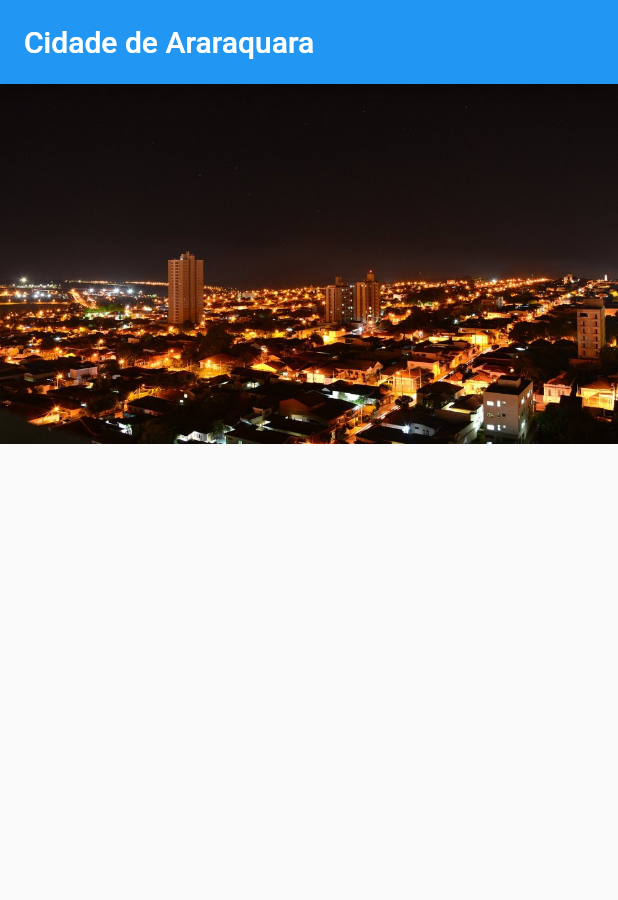
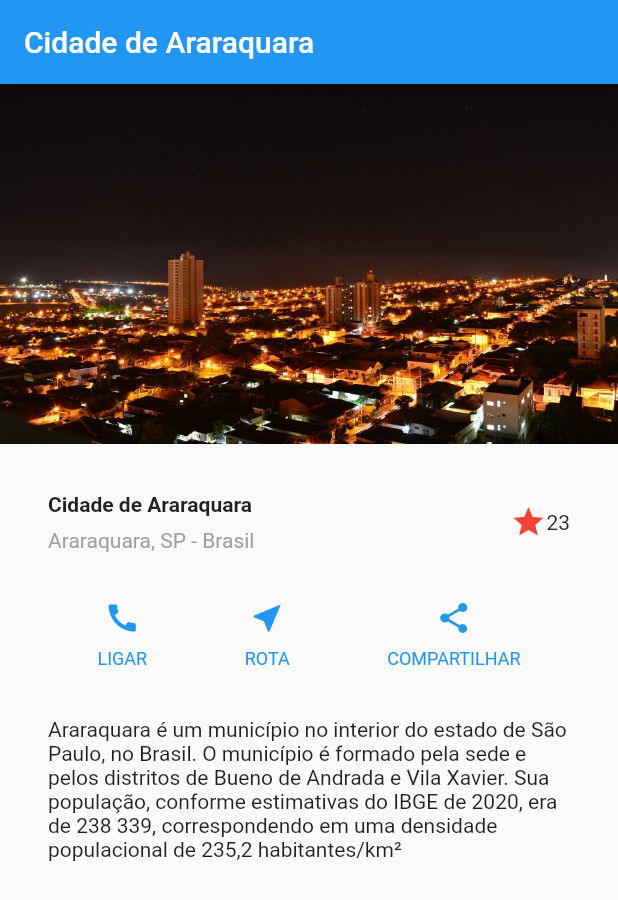
Before and after one commit to gilsonpolito/exemplo_layout, a Flutter app: the screen it shows after launch, on a phone screen of 412 x 824 dp. Shown: the top 900 px of the screen. Run offline on Flutter 3.47's test engine with Material 2 defaults, Android fonts, the phone set to English and light mode, and no system bars.

Commit message:
Finalizaçao do layout de exemplo

```diff
--- a/lib/main.dart
+++ b/lib/main.dart
@@ -1,12 +1,66 @@
 import 'package:flutter/material.dart';
+import 'package:flutter/rendering.dart';
 
 void main() {
+  //debugPaintSizeEnabled = true;
   runApp(MyApp());
 }
 
 class MyApp extends StatelessWidget {
   @override
   Widget build(BuildContext context) {
+    Widget titleSection = Container(
+      padding: const EdgeInsets.all(32),
+      child: Row(
+        children: [
+          Expanded(
+            child: Column(
+              crossAxisAlignment: CrossAxisAlignment.start,
+              children: [
+                Container(
+                  padding: const EdgeInsets.only(bottom: 8),
+                  child: Text(
+                    'Cidade de Araraquara',
+                    style: TextStyle(fontWeight: FontWeight.bold),
+                  ),
+                ),
+                Text(
+                  'Araraquara, SP - Brasil',
+                  style: TextStyle(color: Colors.grey[500]),
+                )
+              ],
+            ),
+          ),
+          Icon(
+            Icons.star,
+            color: Colors.red[500],
+          ),
+          Text('23'),
+        ],
+      ),
+    );
+
+    Color color = Theme.of(context).primaryColor;
+
+    Widget buttonSection = Container(
+      child: Row(
+        mainAxisAlignment: MainAxisAlignment.spaceEvenly,
+        children: [
+          _buildButtonColumn(color, Icons.call, 'LIGAR'),
+          _buildButtonColumn(color, Icons.near_me, 'ROTA'),
+          _buildButtonColumn(color, Icons.share, 'COMPARTILHAR'),
+        ],
+      ),
+    );
+
+    Widget textSection = Container(
+      padding: const EdgeInsets.all(32),
+      child: Text(
+        'Araraquara é um município no interior do estado de São Paulo, no Brasil. O município é formado pela sede e pelos distritos de Bueno de Andrada e Vila Xavier. Sua população, conforme estimativas do IBGE de 2020, era de 238 339, correspondendo em uma densidade populacional de 235,2 habitantes/km²',
+        softWrap: true,
+      ),
+    );
+
     return MaterialApp(
       title: 'Cidade de Araraquara',
       home: Scaffold(
@@ -20,10 +74,37 @@ class MyApp extends StatelessWidget {
               width: 600,
               height: 240,
               fit: BoxFit.cover,
-            )
+            ),
+            titleSection,
+            buttonSection,
+            textSection,
           ],
         ),
       ),
     );
   }
+
+  Column _buildButtonColumn(Color color, IconData icon, String label) {
+    return Column(
+      mainAxisSize: MainAxisSize.min,
+      mainAxisAlignment: MainAxisAlignment.center,
+      children: [
+        Icon(
+          icon,
+          color: color,
+        ),
+        Container(
+          margin: const EdgeInsets.only(top: 8),
+          child: Text(
+            label,
+            style: TextStyle(
+              fontSize: 12,
+              fontWeight: FontWeight.w400,
+              color: color,
+            ),
+          ),
+        )
+      ],
+    );
+  }
 }
```
